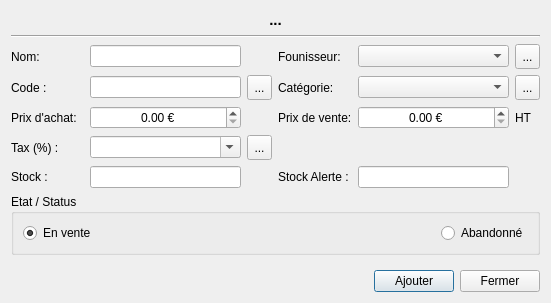
First picture: the form in src/dialogproduct.ui, repository cfdev/mcercle, before the edit.
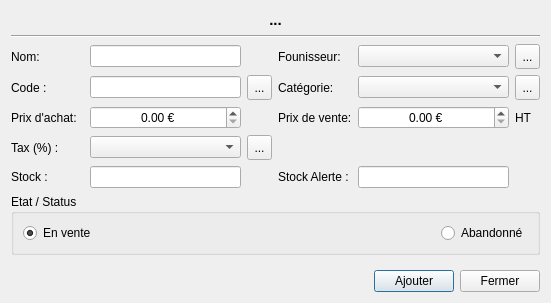
Second picture: the form after the edit. Icons and pictures are not drawn.

The edit to the form file:
```diff
--- a/src/dialogproduct.ui
+++ b/src/dialogproduct.ui
@@ -161,7 +161,7 @@
           </size>
          </property>
          <property name="editable">
-          <bool>true</bool>
+          <bool>false</bool>
          </property>
         </widget>
        </item>
```
